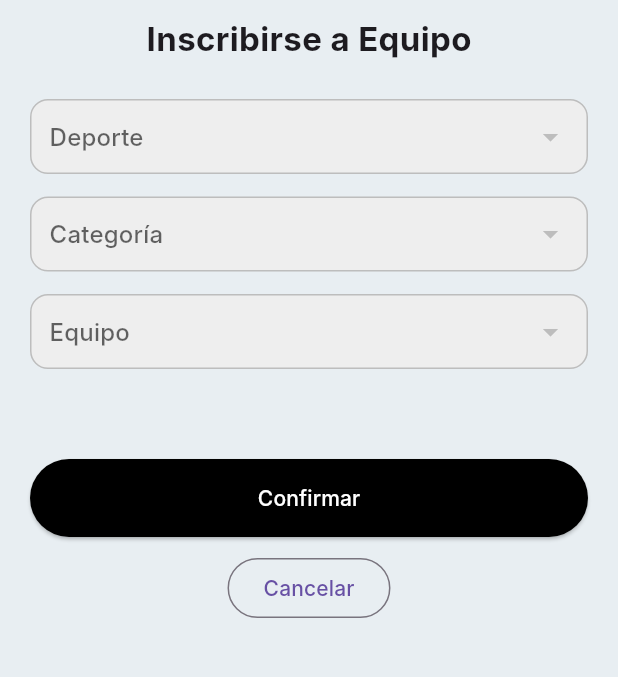
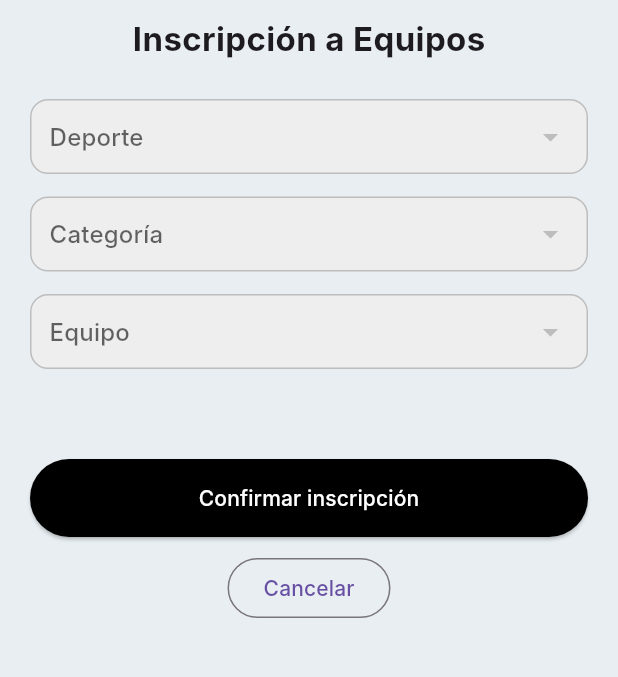
Before and after one commit to estebanpinedar/Athletix-App, a Flutter app: the RegistrarEntrenamiento screen opened directly with empty values, on a phone screen of 412 x 824 dp, the part 312-989 px from its top. Run offline on Flutter 3.47's test engine with Material 3 defaults, Android fonts, the phone set to English and light mode, and no system bars; our stand-ins replace table_calendar; network calls fail; Roboto replaces fonts that are missing (Inter).

Commit message:
cambio texto

```diff
--- a/ade_deportiva/lib/pantallas/registrar_entrenamiento.dart
+++ b/ade_deportiva/lib/pantallas/registrar_entrenamiento.dart
@@ -31,9 +31,9 @@ class _RegistrarEntrenamientoState extends State<RegistrarEntrenamiento> {
   List categorias = [];
   List equipos = [];
 
-  Map<String, dynamic>? equipoSeleccionado;
-  List<String> dias = [];
+  List dias = [];
   String? hora;
+
   bool grupoLleno = false;
 
   @override
@@ -43,9 +43,9 @@ class _RegistrarEntrenamientoState extends State<RegistrarEntrenamiento> {
     obtenerCategorias();
   }
 
-  /// =========================
-  /// DEPORTES
-  /// =========================
+  // =========================
+  // DEPORTES
+  // =========================
   Future<void> obtenerDeportes() async {
     var res = await http.get(Uri.parse("$api/deportes"));
     var data = json.decode(res.body);
@@ -55,9 +55,9 @@ class _RegistrarEntrenamientoState extends State<RegistrarEntrenamiento> {
     });
   }
 
-  /// =========================
-  /// CATEGORIAS
-  /// =========================
+  // =========================
+  // CATEGORIAS
+  // =========================
   Future<void> obtenerCategorias() async {
     var res = await http.get(Uri.parse("$api/categorias"));
     var data = json.decode(res.body);
@@ -67,30 +67,32 @@ class _RegistrarEntrenamientoState extends State<RegistrarEntrenamiento> {
     });
   }
 
-  /// =========================
-  /// EQUIPOS FILTRADOS
-  /// =========================
+  // =========================
+  // EQUIPOS FILTRADOS
+  // =========================
   Future<void> obtenerEquipos() async {
     if (idDeporte == null || idCategoria == null) return;
 
-    var res = await http.get(Uri.parse(
-        "$api/equipos/filtrados?deporte=$idDeporte&categoria=$idCategoria"));
+    var res = await http.get(
+      Uri.parse(
+        "$api/equipos/filtrados?deporte=$idDeporte&categoria=$idCategoria",
+      ),
+    );
 
     var data = json.decode(res.body);
 
     setState(() {
       equipos = data["data"] ?? [];
       idEquipo = null;
-      equipoSeleccionado = null;
       dias = [];
       hora = null;
       grupoLleno = false;
     });
   }
 
-  /// =========================
-  /// HORARIO EQUIPO
-  /// =========================
+  // =========================
+  // HORARIO EQUIPO
+  // =========================
   Future<void> obtenerHorario(int id) async {
     var res = await http.get(
       Uri.parse("$api/equipos/$id/horario"),
@@ -104,22 +106,28 @@ class _RegistrarEntrenamientoState extends State<RegistrarEntrenamiento> {
     });
   }
 
-  /// =========================
-  /// VERIFICAR CAPACIDAD
-  /// =========================
-  Future<void> verificarEquipo(int id) async {
-    var res = await http.get(Uri.parse("$api/equipos/$id"));
+  // =========================
+  // CAPACIDAD
+  // =========================
+  Future<void> verificarCapacidad(int id) async {
+    var res = await http.get(
+      Uri.parse("$api/equipos/$id"),
+    );
+
     var data = json.decode(res.body);
 
     setState(() {
-      grupoLleno = data["inscritos"] >= data["capacidad_maxima"];
+      grupoLleno =
+          data["inscritos"] >= data["capacidad_maxima"];
     });
   }
 
-  /// =========================
-  /// INSCRIBIR
-  /// =========================
+  // =========================
+  // INSCRIPCIÓN
+  // =========================
   Future<void> inscribirse() async {
+    if (idEquipo == null) return;
+
     if (grupoLleno) {
       ScaffoldMessenger.of(context).showSnackBar(
         const SnackBar(content: Text("❌ El grupo está lleno")),
@@ -140,16 +148,16 @@ class _RegistrarEntrenamientoState extends State<RegistrarEntrenamiento> {
 
     if (data["success"]) {
       ScaffoldMessenger.of(context).showSnackBar(
-        const SnackBar(content: Text("Inscripción realizada")),
+        const SnackBar(content: Text("Inscripción exitosa")),
       );
       Navigator.pop(context);
     }
   }
 
-  /// =========================
-  /// UI INPUT
-  /// =========================
-  Widget _dropdown(
+  // =========================
+  // UI DROPDOWN
+  // =========================
+  Widget dropdown(
     String hint,
     int? value,
     List items,
@@ -204,14 +212,15 @@ class _RegistrarEntrenamientoState extends State<RegistrarEntrenamiento> {
               const SizedBox(height: 10),
 
               const Text(
-                "Inscribirse a Equipo",
-                style: TextStyle(fontSize: 22, fontWeight: FontWeight.bold),
+                "Inscripción a Equipos",
+                style: TextStyle(
+                    fontSize: 22, fontWeight: FontWeight.bold),
               ),
 
               const SizedBox(height: 25),
 
               /// DEPORTE
-              _dropdown(
+              dropdown(
                 "Deporte",
                 idDeporte,
                 deportes,
@@ -229,7 +238,7 @@ class _RegistrarEntrenamientoState extends State<RegistrarEntrenamiento> {
               const SizedBox(height: 15),
 
               /// CATEGORIA
-              _dropdown(
+              dropdown(
                 "Categoría",
                 idCategoria,
                 categorias,
@@ -239,14 +248,17 @@ class _RegistrarEntrenamientoState extends State<RegistrarEntrenamiento> {
                   setState(() {
                     idCategoria = v;
                   });
-                  obtenerEquipos();
+
+                  if (idDeporte != null && v != null) {
+                    obtenerEquipos();
+                  }
                 },
               ),
 
               const SizedBox(height: 15),
 
               /// EQUIPOS
-              _dropdown(
+              dropdown(
                 "Equipo",
                 idEquipo,
                 equipos,
@@ -255,12 +267,10 @@ class _RegistrarEntrenamientoState extends State<RegistrarEntrenamiento> {
                 (v) async {
                   setState(() {
                     idEquipo = v;
-                    equipoSeleccionado = equipos
-                        .firstWhere((e) => e["id_equipo"] == v);
                   });
 
                   await obtenerHorario(v!);
-                  await verificarEquipo(v);
+                  await verificarCapacidad(v);
                 },
               ),
 
@@ -279,8 +289,10 @@ class _RegistrarEntrenamientoState extends State<RegistrarEntrenamiento> {
                   child: Column(
                     crossAxisAlignment: CrossAxisAlignment.start,
                     children: [
-                      const Text("Horario:",
-                          style: TextStyle(fontWeight: FontWeight.bold)),
+                      const Text(
+                        "Horario del equipo",
+                        style: TextStyle(fontWeight: FontWeight.bold),
+                      ),
                       Text("Días: ${dias.join(", ")}"),
                       Text("Hora: $hora"),
                     ],
@@ -289,26 +301,29 @@ class _RegistrarEntrenamientoState extends State<RegistrarEntrenamiento> {
 
               const SizedBox(height: 20),
 
-              /// ESTADO GRUPO
+              /// FULL
               if (grupoLleno)
                 const Text(
-                  "⚠️ El grupo está lleno",
+                  "⚠️ Grupo lleno",
                   style: TextStyle(color: Colors.red),
                 ),
 
               const SizedBox(height: 20),
 
-              /// BOTÓN
+              /// BOTON
               SizedBox(
                 width: double.infinity,
                 child: ElevatedButton(
                   style: ElevatedButton.styleFrom(
                     backgroundColor: Colors.black,
-                    padding: const EdgeInsets.symmetric(vertical: 16),
+                    padding:
+                        const EdgeInsets.symmetric(vertical: 16),
                   ),
                   onPressed: inscribirse,
-                  child: const Text("Confirmar",
-                      style: TextStyle(color: Colors.white)),
+                  child: const Text(
+                    "Confirmar inscripción",
+                    style: TextStyle(color: Colors.white),
+                  ),
                 ),
               ),
 
```
Also changed, not shown: 1 other file.
